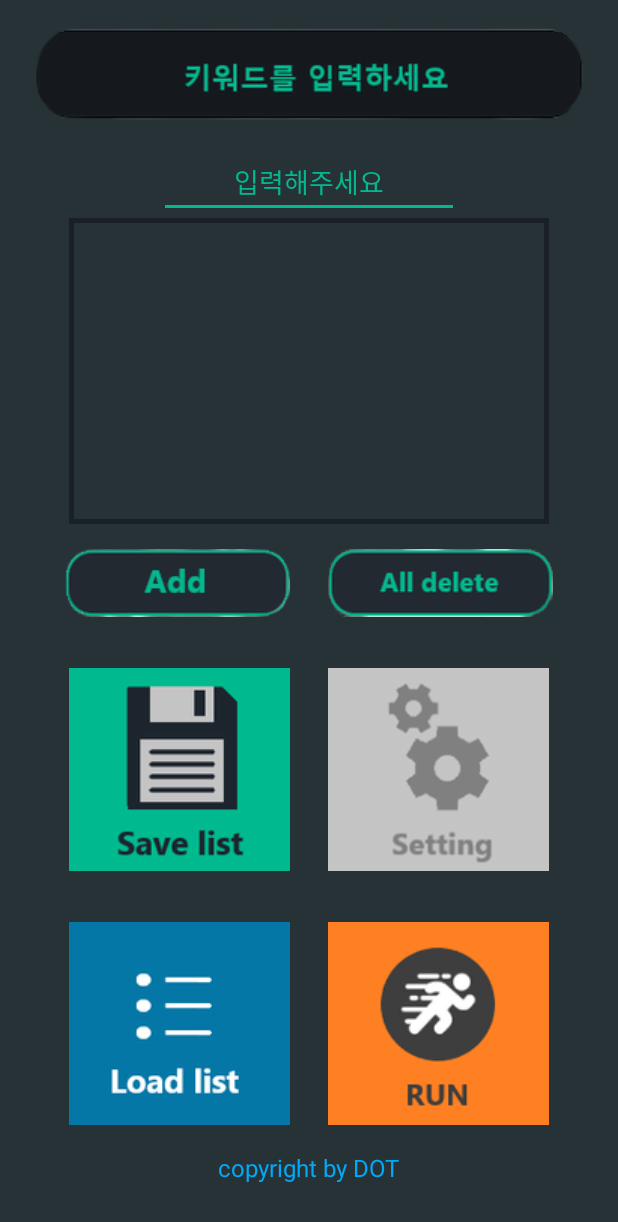
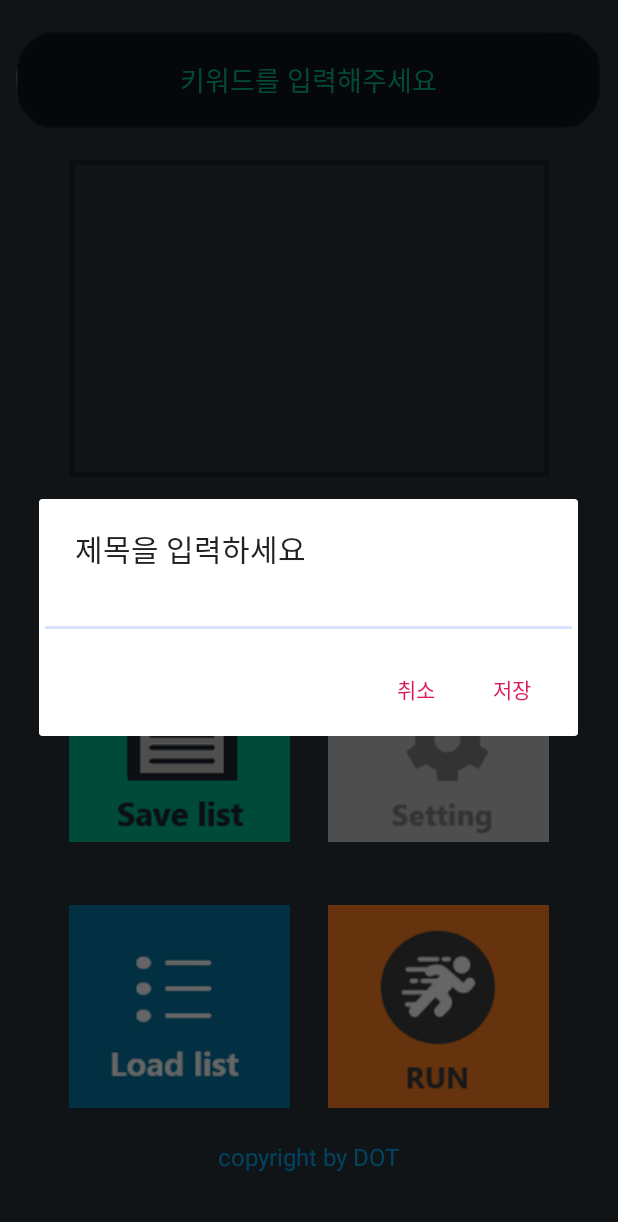
Before and after one commit to seungsu-lee-dev/EverytimeCrawler, an Android app: the SubActivity screen opened directly, with no data from a screen before it, after a tap on an icon or button, on a phone screen of 412 x 824 dp. Shown: the top 1222 px of the screen. Run offline under Robolectric (Android 15) with nearby library versions, the phone set to English and light mode, and no system bars; our stand-ins replace Room's generated code.

Commit message:
키워드 저장 구현

```diff
--- a/app/src/main/AndroidManifest.xml
+++ b/app/src/main/AndroidManifest.xml
@@ -17,8 +17,10 @@
             </intent-filter>
         </activity>
         <activity android:name="SubActivity"
-            android:windowSoftInputMode="adjustPan">
+            android:windowSoftInputMode="adjustPan"
+            >
         </activity>
+        <activity android:name=".LoadList"></activity>
     </application>
 
 
--- /dev/null
+++ b/app/src/main/java/com/cookandroid/everytimecrawler/Room/AppDatabase.java
@@ -0,0 +1,33 @@
+package com.cookandroid.everytimecrawler.Room;
+
+import android.content.Context;
+
+import androidx.room.Database;
+import androidx.room.Room;
+import androidx.room.RoomDatabase;
+
+@Database(entities = {User.class}, version = 1, exportSchema = false)
+public abstract class AppDatabase extends RoomDatabase {
+
+    public abstract UserDao userDao();
+    private static AppDatabase instance = null;
+
+
+    //싱글톤
+    //  error: AppDatabase() has private access in AppDatabase
+    // 추상클래스에서 생성자를 private 하게 만들어 줄 필요가없음
+    // 생성하면 위에와 같은 에러가 발생함
+    /*private AppDatabase() {   }*/
+    //데이터에 수정 하고싶을때에는 version을 하나 올리고, fallbackToDestructiveMigration 사용해야함
+
+    public static synchronized AppDatabase getInstance(Context context){
+        if(instance == null){
+            instance =  Room.databaseBuilder(context.getApplicationContext(),
+                    AppDatabase.class, "k_Database")
+                    .fallbackToDestructiveMigration()
+                    .allowMainThreadQueries()
+                    .build();
+        }
+        return instance;
+    }
+}
--- /dev/null
+++ b/app/src/main/java/com/cookandroid/everytimecrawler/Room/UserDao.java
@@ -0,0 +1,28 @@
+package com.cookandroid.everytimecrawler.Room;
+
+import androidx.room.Dao;
+import androidx.room.Delete;
+import androidx.room.Insert;
+import androidx.room.Query;
+import androidx.room.Update;
+
+import java.util.List;
+
+@Dao
+public interface UserDao {
+
+    @Insert
+    void insert(User user);
+
+    @Update
+    void update(User user);
+
+    @Delete
+    void delete(User user);
+
+    @Query("SELECT * FROM kTable")
+    List<User> getAll();
+
+    @Query("DELETE FROM kTable")
+    void  deleteAll();
+}
--- a/app/src/main/java/com/cookandroid/everytimecrawler/SubActivity.java
+++ b/app/src/main/java/com/cookandroid/everytimecrawler/SubActivity.java
@@ -1,43 +1,44 @@
 package com.cookandroid.everytimecrawler;
+
 
 import android.content.Intent;
 import android.os.Bundle;
 import android.view.View;
-
-import android.view.WindowManager;
 import android.widget.ArrayAdapter;
-
 import android.widget.EditText;
 import android.widget.ImageButton;
 import android.widget.ListView;
-
-import androidx.annotation.Nullable;
+import android.widget.Toast;
+import androidx.appcompat.app.AlertDialog;
 import androidx.appcompat.app.AppCompatActivity;
-
-
+import com.cookandroid.everytimecrawler.Room.AppDatabase;
+import com.cookandroid.everytimecrawler.Room.User;
 import java.util.ArrayList;
 
 public class SubActivity extends AppCompatActivity {
+
+    AppDatabase db;
     ImageButton setting11;
-
     ArrayList<String> Items;
     ArrayAdapter<String> Adapter;
     ListView listView;
-    ImageButton btnAdd, btnDel, btnsave;
+    ImageButton btnAdd, btnDel, btnSave, btnLoad;
     EditText editText;
-
-
-
+    Intent intent;
+    String kiword;
     @Override
-    protected void onCreate(@Nullable Bundle savedInstanceState) {
+    protected void onCreate(Bundle savedInstanceState) {
         super.onCreate(savedInstanceState);
         setContentView(R.layout.sub_main);
 
+        intent = getIntent();
+        kiword = intent.getStringExtra("data");
+
+        db = AppDatabase.getInstance(this);
         Items = new ArrayList<String>();
-
-
         Adapter = new ArrayAdapter<String>(this,
                 R.layout.simple_list_item, Items);
+
         listView = (ListView) findViewById(R.id.listView);
         listView.setAdapter(Adapter);
         listView.setChoiceMode(ListView.CHOICE_MODE_SINGLE);
@@ -45,24 +46,74 @@ public class SubActivity extends AppCompatActivity {
         editText = (EditText) findViewById(R.id.editText);
         btnAdd = (ImageButton) findViewById(R.id.btnAdd);
         btnDel = (ImageButton) findViewById(R.id.btnDel);
-        btnsave = (ImageButton) findViewById(R.id.savelist11);
+        btnSave = (ImageButton) findViewById(R.id.savelist11);
+        btnLoad = (ImageButton) findViewById(R.id.loadlist1);
 
         btnAdd.setOnClickListener(listener);
         btnDel.setOnClickListener(listener);
-        btnsave.setOnClickListener(listener);
+        btnSave.setOnClickListener(listener);
+        btnLoad.setOnClickListener(listener);
+
 
         setting11 = (ImageButton) findViewById(R.id.setting11);
 
-        setting11.setOnClickListener(new View.OnClickListener() {
+       /* setting11.setOnClickListener(new View.OnClickListener() {
             @Override
             public void onClick(View view) {
-                Intent intent = new Intent(getApplicationContext(), MainActivity.class);
-                startActivity(intent);
+                ArrayList<String> gs = new ArrayList<>();
+                String gs2 = getIntent().getStringExtra("data");
+                String x = (String) gs2;
+                gs.add(x);
+                for(int i = 0; i < gs.size(); i++) {
+                    Items.add(gs.get(i));
+                }
+
+            }
+        });*/
+
+
+        btnSave.setOnClickListener(new View.OnClickListener() {
+            @Override
+            public void onClick(View view) {
+                make_title();
             }
         });
+
+    }
+
+    private void make_title() {
+
+        EditText et = new EditText(getApplicationContext());
+        AlertDialog.Builder builder = new AlertDialog.Builder(SubActivity.this);
+        builder.setTitle("제목을 입력하세요");
+        builder.setView(et);
+
+        builder.setPositiveButton("저장", (dialog, which) -> {
+            String s = et.getText().toString();
+            // db에 저장하기
+            ArrayList<String> itemList = new ArrayList<>();
+            for (int i = 0; i < listView.getCount(); i++) {
+                String s1 = (String) listView.getItemAtPosition(i);
+                itemList.add(s1);
+            }
+            String s1 = (String) itemList.toString();
+            User memo = new User(s,s1);
+            db.userDao().insert(memo);
+
+            Toast.makeText(getApplicationContext(), "저장되었습니다", Toast.LENGTH_SHORT).show();
+            dialog.dismiss();
+
+        });
+
+            builder.setNegativeButton("취소", (dialog, which) -> {
+            dialog.dismiss();
+        });
+
+        builder.show();
     }
 
     private View.OnClickListener listener = new View.OnClickListener() {
+
         @Override
         public void onClick(View v) {
             switch (v.getId()) {
@@ -83,13 +134,16 @@ public class SubActivity extends AppCompatActivity {
                         Adapter.notifyDataSetChanged();
                     }
                     break;
-                case R.id.savelist11:
 
-
+                case R.id.loadlist1:
+                    Intent intent = new Intent(getApplicationContext(),LoadList.class);
+                    startActivity(intent);
+                    finish();
             }
 
         }
-    };
 
 
+
+    };
 }
--- a/app/src/main/res/layout/sub_main.xml
+++ b/app/src/main/res/layout/sub_main.xml
@@ -2,28 +2,22 @@
 <LinearLayout xmlns:android="http://schemas.android.com/apk/res/android"
     android:layout_width="match_parent"
     android:layout_height="match_parent"
+    android:layout_gravity="center"
     android:orientation="vertical"
     android:background="@color/colorNam"
 
     >
 
-    <ImageButton
-        android:id="@+id/newenw1"
+
+    <LinearLayout
+        android:orientation="horizontal"
         android:layout_width="wrap_content"
         android:layout_height="wrap_content"
+        android:layout_weight="1"
         android:layout_gravity="center"
-
-        android:background="@android:color/transparent"
-        android:clickable="true"
-        android:layout_weight="1"
-        android:src="@drawable/newnew" />
-    <LinearLayout
-        android:orientation="horizontal"
-        android:layout_width="200dp"
-        android:layout_height="wrap_content"
-
-        android:layout_gravity="center"
+        android:gravity="center"
         >
+        <!-- gravity는 세로로 중간 / layout_gravity는 가로로 중간-->
         <EditText
             android:layout_width="match_parent"
             android:layout_height="wrap_content"
@@ -31,11 +25,11 @@
             android:id="@+id/editText"
             android:focusable="true"
             android:focusableInTouchMode="true"
+            android:background="@drawable/newsearch1"
             android:singleLine="true"
-            android:hint="입력해주세요"
+            android:hint="키워드를 입력해주세요"
             android:gravity="center"
             android:textColorHint="@color/colorGreen"
-            android:backgroundTint="@color/colorGreen"
             android:textColor="@color/colorWhite"
             />
 
@@ -48,15 +42,15 @@
         android:layout_weight="1"
 
         android:background="@drawable/xml_border"
-        android:gravity="center">
+        android:gravity="center"
+        android:orientation="vertical">
 
         <ListView
             android:id="@+id/listView"
             android:layout_width="290dp"
             android:layout_height="170dp"
-
+            android:layout_weight="1"
             android:divider="@color/colorWhite"
-            android:layout_weight="1"
             android:dividerHeight="1dp" />
     </LinearLayout>
 
--- a/build.gradle
+++ b/build.gradle
@@ -7,7 +7,7 @@ buildscript {
 
     }
     dependencies {
-        classpath 'com.android.tools.build:gradle:3.5.1'
+        classpath 'com.android.tools.build:gradle:4.1.1'
 
         // NOTE: Do not place your application dependencies here; they belong
         // in the individual module build.gradle files
```
Also changed, not shown: app/build.gradle (+14 -0 lines), app/src/main/java/com/cookandroid/everytimecrawler/LoadList.java (added, +53 -0 lines), app/src/main/java/com/cookandroid/everytimecrawler/Recycle/RecyclerAdapter.java (added, +81 -0 lines), app/src/main/java/com/cookandroid/everytimecrawler/Room/User.java (added, +39 -0 lines), app/src/main/res/layout/load.xml (added, +35 -0 lines), app/src/main/res/layout/memorecycler_itemview.xml (added, +57 -0 lines), app/src/main/res/drawable-v24/newsearch1.png (added), app/src/main/res/logo/add.png (added), gradle/wrapper/gradle-wrapper.properties.
